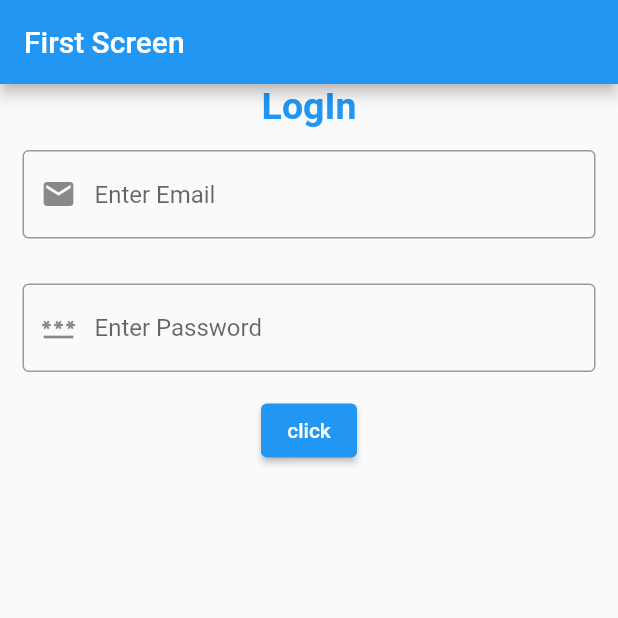
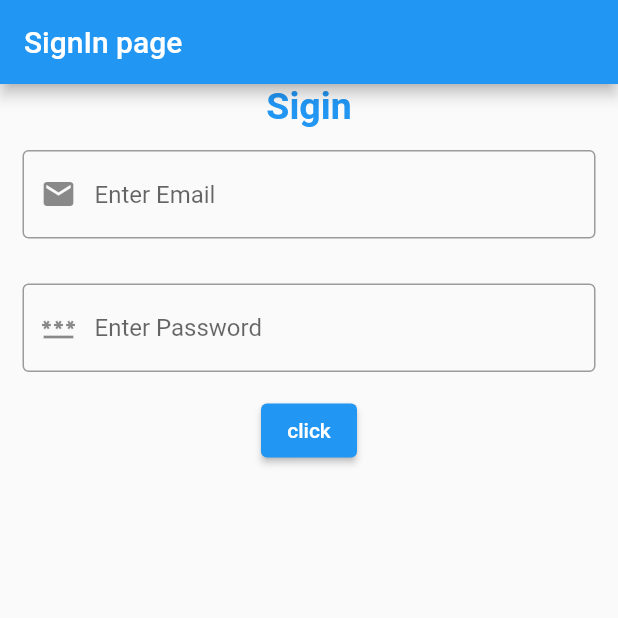
Before and after one commit to SaitejaKoyeti/routes_app, a Flutter app: the screen it shows after launch, on a phone screen of 412 x 824 dp, the top half of it. Run offline on Flutter 3.47's test engine with Material 2 defaults, Android fonts, the phone set to English and light mode, and no system bars.

Commit message:
Name of the page changed to Login to Signin

```diff
--- a/lib/SecondApp.dart
+++ b/lib/SecondApp.dart
@@ -7,7 +7,7 @@ class SecondApp extends StatelessWidget{
   Widget build(BuildContext context) {
     return Scaffold(
       appBar: AppBar(
-        title: Text("Second Screen"),
+        title: Text("Signup page"),
       ),
       body: Column(
         children: [
--- a/lib/main.dart
+++ b/lib/main.dart
@@ -13,11 +13,11 @@ class MyApp extends StatelessWidget {
   Widget build(BuildContext context) {
     return Scaffold(
       appBar: AppBar(
-        title: Text("First Screen"),
+        title: Text("SignIn page"),
       ),
       body: Column(
         children: [
-          Text("LogIn",textAlign: TextAlign.center, style: TextStyle(
+          Text("Sigin",textAlign: TextAlign.center, style: TextStyle(
               fontSize: 25, color: Colors.blue, fontWeight: FontWeight.bold)),
           Padding(padding: EdgeInsets.all(15),
             child: TextFormField(
```
